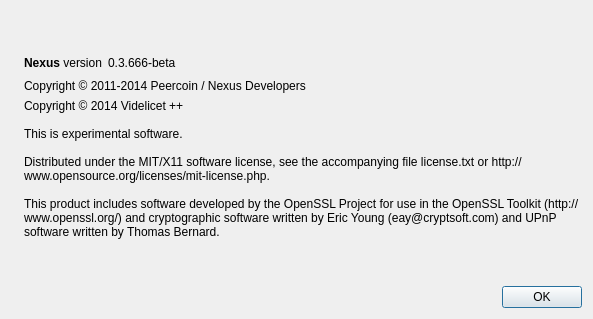
First picture: the form in src/qt/forms/aboutdialog.ui, repository Nexusoft/Legacy, before the edit.
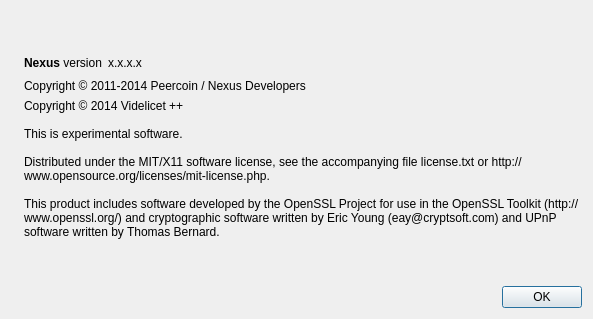
Second picture: the form after the edit. Icons and pictures are not drawn.

Commit message: Update about dialog version in base QT UI

What changed in the file:
```diff
--- a/src/qt/forms/aboutdialog.ui
+++ b/src/qt/forms/aboutdialog.ui
@@ -60,7 +60,7 @@
        <item>
         <widget class="QLabel" name="versionLabel">
          <property name="text">
-          <string notr="true">0.3.666-beta</string>
+          <string notr="true">x.x.x.x</string>
          </property>
          <property name="textFormat">
           <enum>Qt::RichText</enum>
```
